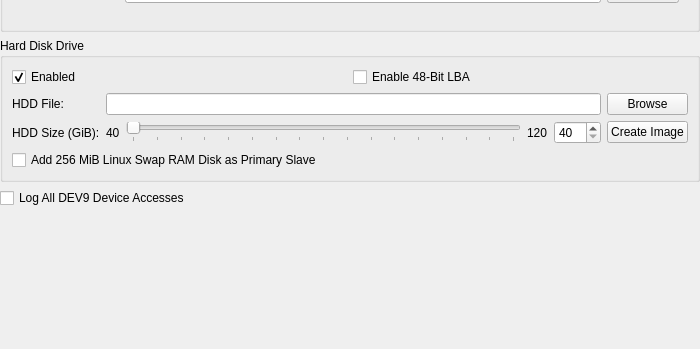
Before: the Qt Designer form pcsx2-qt/Settings/DEV9SettingsWidget.ui in maekawa-mugi/pcsx2-basement, drawn with Qt 5; both pictures show x 0 to 700 and y 351 to 700 of the 700 by 700 pixel window.
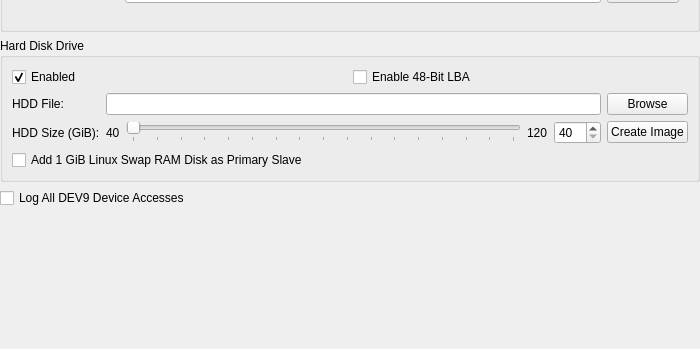
After: the same form once the commit is applied.

Commit message: DEV9: expand Linux swap RAM disk to 1 GiB

```diff
--- a/pcsx2-qt/Settings/DEV9SettingsWidget.ui
+++ b/pcsx2-qt/Settings/DEV9SettingsWidget.ui
@@ -415,7 +415,7 @@
          <string>Adds a volatile 256 MiB RAM disk, preformatted as Linux swap, as the primary ATA slave (/dev/hdb). Its contents are discarded when emulation stops.</string>
         </property>
         <property name="text">
-         <string>Add 256 MiB Linux Swap RAM Disk as Primary Slave</string>
+         <string>Add 1 GiB Linux Swap RAM Disk as Primary Slave</string>
         </property>
        </widget>
       </item>
```
Left out of the diff: 2 changed lines with no effect on the pictures. The commit also changes 3 other files.
